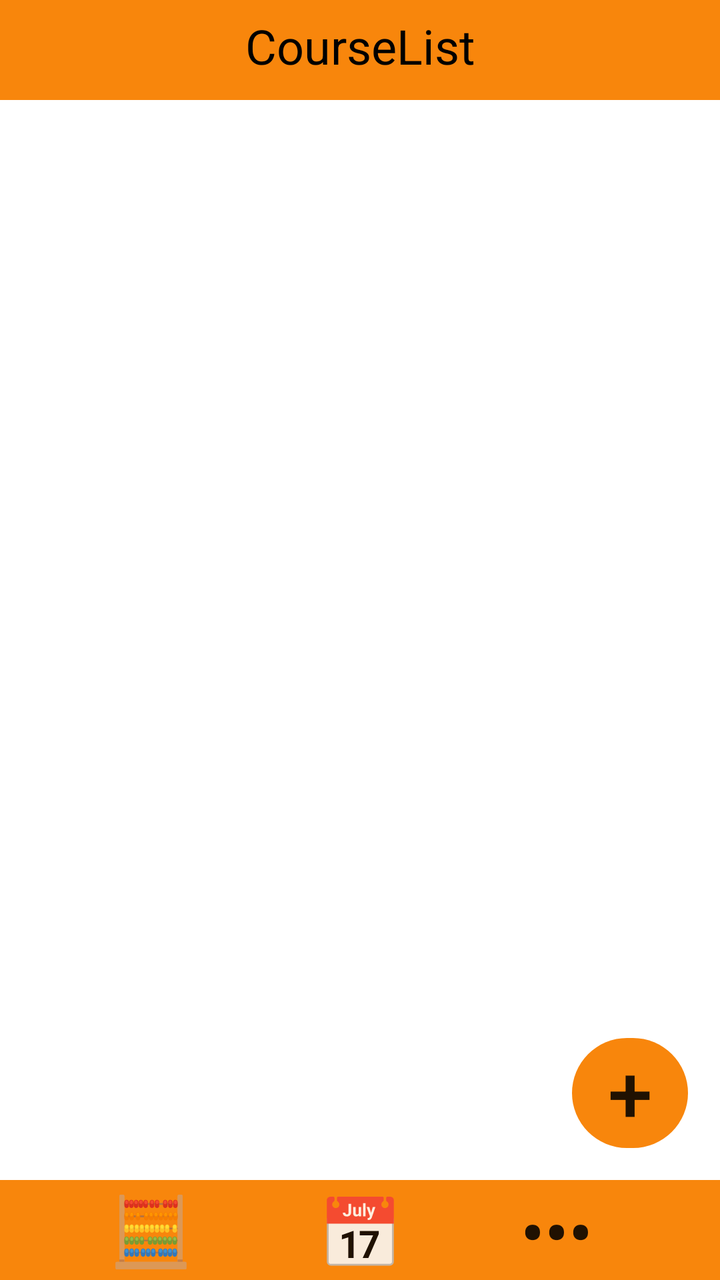
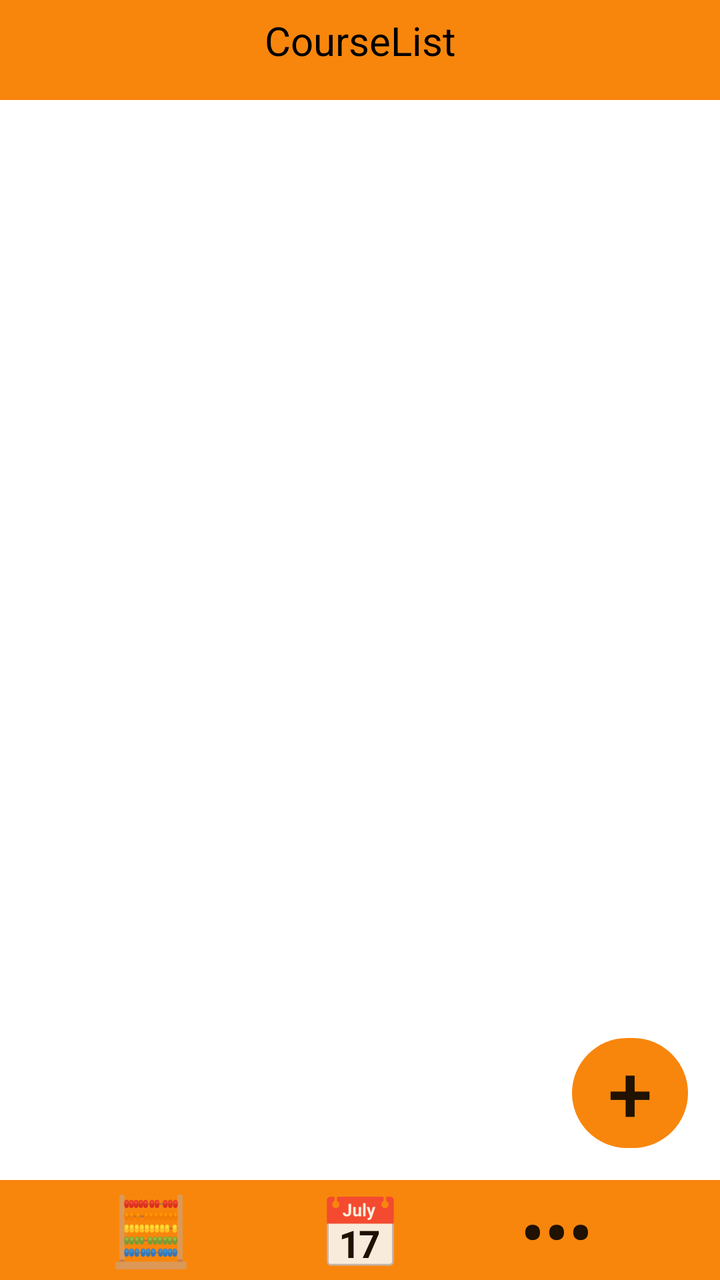

An Android layout rendered at two revisions. The XML below is the earlier revision; the diff shows what the commit changed to produce the second picture.
<!-- AndroidManifest.xml: application theme Theme.Ecampus -->
<!-- res/layout/main_layout.xml -->
<?xml version="1.0" encoding="utf-8"?>
<FrameLayout
    xmlns:android="http://schemas.android.com/apk/res/android"
    xmlns:tools="http://schemas.android.com/tools"
    xmlns:app="http://schemas.android.com/apk/res-auto"
    android:layout_width="match_parent"
    android:layout_height="match_parent"
    android:background="@color/black">

    <LinearLayout
        android:id="@+id/mainview"
        android:orientation="vertical"
        android:layout_width="match_parent"
        android:layout_height="match_parent"
        tools:context=".MainActivity"
        android:background="@color/white">

        <TextView
            android:id="@+id/top_banner"
            android:layout_width="match_parent"
            android:layout_height="50dp"
            android:background="#f8860c"
            android:fontFamily="sans-serif"
            android:paddingVertical="20px"
            android:paddingBottom="5dp"
            android:text="CourseList"
            android:textAlignment="center"
            android:textColor="@color/black"
            android:textSize="24sp" />

        <androidx.constraintlayout.widget.ConstraintLayout
            android:layout_width="match_parent"
            android:layout_height="match_parent">

            
            <Space
                android:id="@+id/space2"
                android:layout_width="30dp"
                android:layout_height="30dp"
                app:layout_constraintBottom_toBottomOf="parent"
                app:layout_constraintStart_toStartOf="parent" />

            
            <Space
                android:id="@+id/space"
                android:layout_width="30dp"
                android:layout_height="30dp"
                app:layout_constraintBottom_toBottomOf="parent"
                app:layout_constraintEnd_toEndOf="parent" />

            

            

            

            

            

            <Button
                android:id="@+id/button2"
                android:layout_width="58dp"
                android:layout_height="55dp"
                android:layout_marginEnd="16dp"
                android:layout_marginBottom="36dp"
                android:background="@drawable/round_button"
                android:backgroundTint="#F8860C"
                android:onClick="newCourse"
                android:paddingBottom="6dp"
                android:text="+"
                android:textAlignment="center"
                android:textSize="40dp"
                app:layout_constraintBottom_toTopOf="@+id/space"
                app:layout_constraintEnd_toEndOf="parent" />

            <Button
                android:id="@+id/button7"
                android:layout_width="55dp"
                android:layout_height="49dp"
                android:layout_marginEnd="24dp"
                android:background="@drawable/round_button"
                android:text="•••"
                android:textSize="34sp"
                app:layout_constraintBottom_toBottomOf="@+id/space"
                app:layout_constraintEnd_toStartOf="@+id/space"
                app:layout_constraintTop_toTopOf="parent"
                app:layout_constraintVertical_bias="1.0" />

            <Button
                android:id="@+id/button4"
                android:layout_width="55dp"
                android:layout_height="49dp"
                android:layout_marginStart="48dp"
                android:background="@drawable/round_button"
                android:text="🧮"
                android:textSize="34sp"
                app:layout_constraintBottom_toBottomOf="parent"
                app:layout_constraintStart_toStartOf="parent"
                app:layout_constraintTop_toTopOf="parent"
                app:layout_constraintVertical_bias="0.998" />

            <Button
                android:id="@+id/button5"
                android:layout_width="55dp"
                android:layout_height="49dp"
                android:background="@drawable/round_button"
                android:onClick="toCalendar"
                android:text="📅"
                android:textSize="34sp"
                app:layout_constraintBottom_toBottomOf="parent"
                app:layout_constraintEnd_toStartOf="@+id/space"
                app:layout_constraintStart_toEndOf="@+id/space2"
                app:layout_constraintTop_toTopOf="parent"
                app:layout_constraintVertical_bias="1.0" />

            <TextView
                android:id="@+id/top_banner3"
                android:layout_width="0dp"
                android:layout_height="50dp"
                android:background="#f8860c"
                android:fontFamily="sans-serif"
                android:paddingVertical="20px"
                android:paddingBottom="5dp"
                android:textAlignment="center"
                android:textColor="@color/black"
                android:textSize="24sp"
                app:layout_constraintBottom_toBottomOf="parent"
                app:layout_constraintEnd_toEndOf="parent"
                app:layout_constraintHorizontal_bias="0.0"
                app:layout_constraintStart_toStartOf="parent"
                app:layout_constraintTop_toTopOf="parent"
                app:layout_constraintVertical_bias="1.0" />

        </androidx.constraintlayout.widget.ConstraintLayout>
    </LinearLayout>

</FrameLayout>
<!-- resources referenced by this layout -->
<resources>
  <color name="black">#FF000000</color>
  <color name="white">#FFFFFFFF</color>
  <!-- drawable round_button (drawable) -->
  <shape xmlns:android="http://schemas.android.com/apk/res/android"
      android:shape="rectangle">
      <corners android:radius="50dp" />
  </shape>
  <style name="Theme.Ecampus" parent="Theme.AppCompat.Light.NoActionBar">
          <item name="android:windowLightStatusBar">true</item>
      </style>
</resources>

<!-- the commit's change to res/layout/main_layout.xml (unified diff, before → after) -->
@@ -26,7 +26,7 @@
             android:text="CourseList"
             android:textAlignment="center"
             android:textColor="@color/black"
-            android:textSize="24sp" />
+            android:textSize="20sp" />
 
         <androidx.constraintlayout.widget.ConstraintLayout
             android:layout_width="match_parent"
